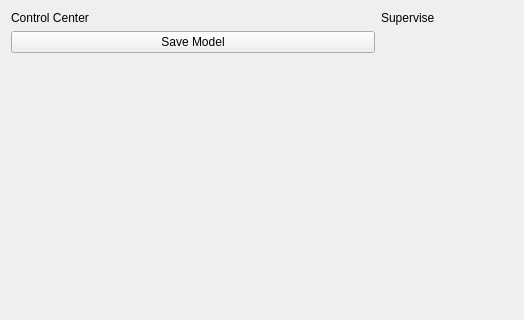
Old version of the form src/rqt_stem_controller/resource/STEMController.ui in the repository ContentsViewer/STEM-2; both pictures show x 0 to 524 and y 0 to 320 of the 756 by 566 pixel window.
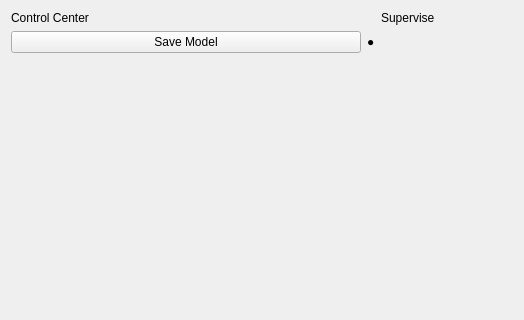
New version of the form.

Commit message: dev save_model

Diff of the .ui file:
```diff
--- a/src/rqt_stem_controller/resource/STEMController.ui
+++ b/src/rqt_stem_controller/resource/STEMController.ui
@@ -26,11 +26,28 @@
         </widget>
        </item>
        <item>
+        <layout class="QHBoxLayout" name="horizontalLayout_2">
+         <item>
         <widget class="QPushButton" name="save_model_button">
          <property name="text">
           <string>Save Model</string>
          </property>
         </widget>
+         </item>
+         <item>
+          <widget class="QLabel" name="save_model_lamp">
+           <property name="sizePolicy">
+            <sizepolicy hsizetype="Maximum" vsizetype="Preferred">
+             <horstretch>0</horstretch>
+             <verstretch>0</verstretch>
+            </sizepolicy>
+           </property>
+           <property name="text">
+            <string>●</string>
+           </property>
+          </widget>
+         </item>
+        </layout>
        </item>
        <item>
         <spacer name="verticalSpacer">
```
Lines whose indentation alone changed are shown as unchanged. The commit also changes 9 other files.
